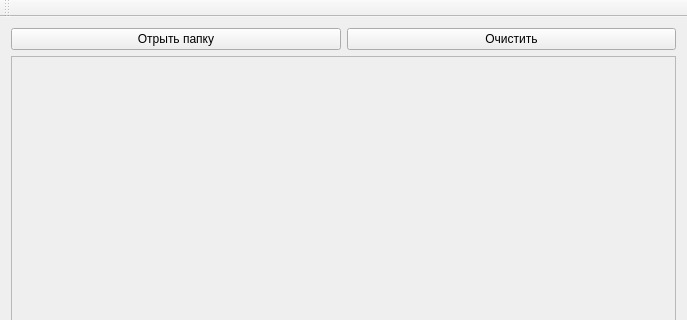
The window that DataVisualizer/DataVisualizerWindow.ui (kapot65/online) describes before a commit, drawn with Qt 5; both pictures show x 0 to 687 and y 0 to 320 of the 687 by 533 pixel window.
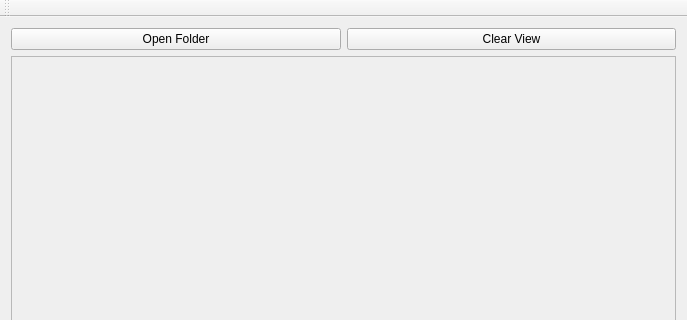
The same window after the commit.

What changed in the file:
```diff
--- a/DataVisualizer/DataVisualizerWindow.ui
+++ b/DataVisualizer/DataVisualizerWindow.ui
@@ -20,14 +20,14 @@
       <item>
        <widget class="QPushButton" name="openFolderButton">
         <property name="text">
-         <string>Отрыть папку</string>
+         <string>Open Folder</string>
         </property>
        </widget>
       </item>
       <item>
        <widget class="QPushButton" name="clearButton">
         <property name="text">
-         <string>Очистить</string>
+         <string>Clear View</string>
         </property>
        </widget>
       </item>
```
Left out of the diff: 2 changed lines with no effect on the pictures.
